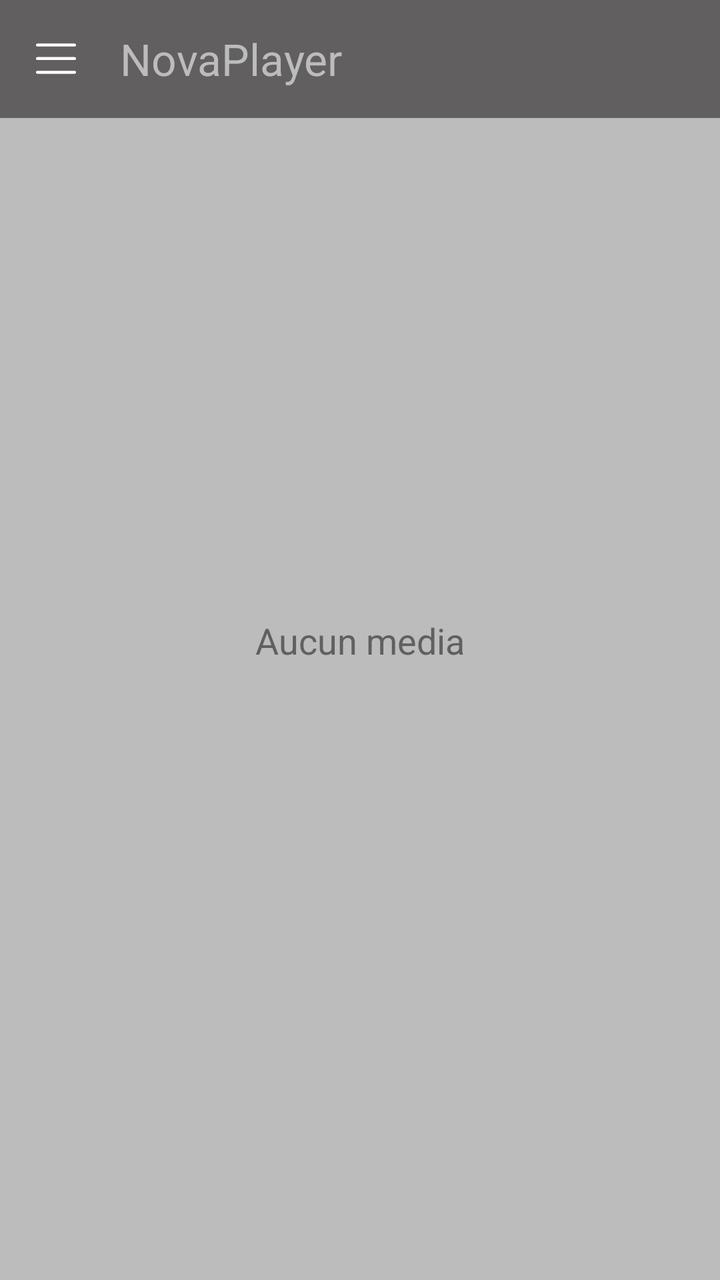
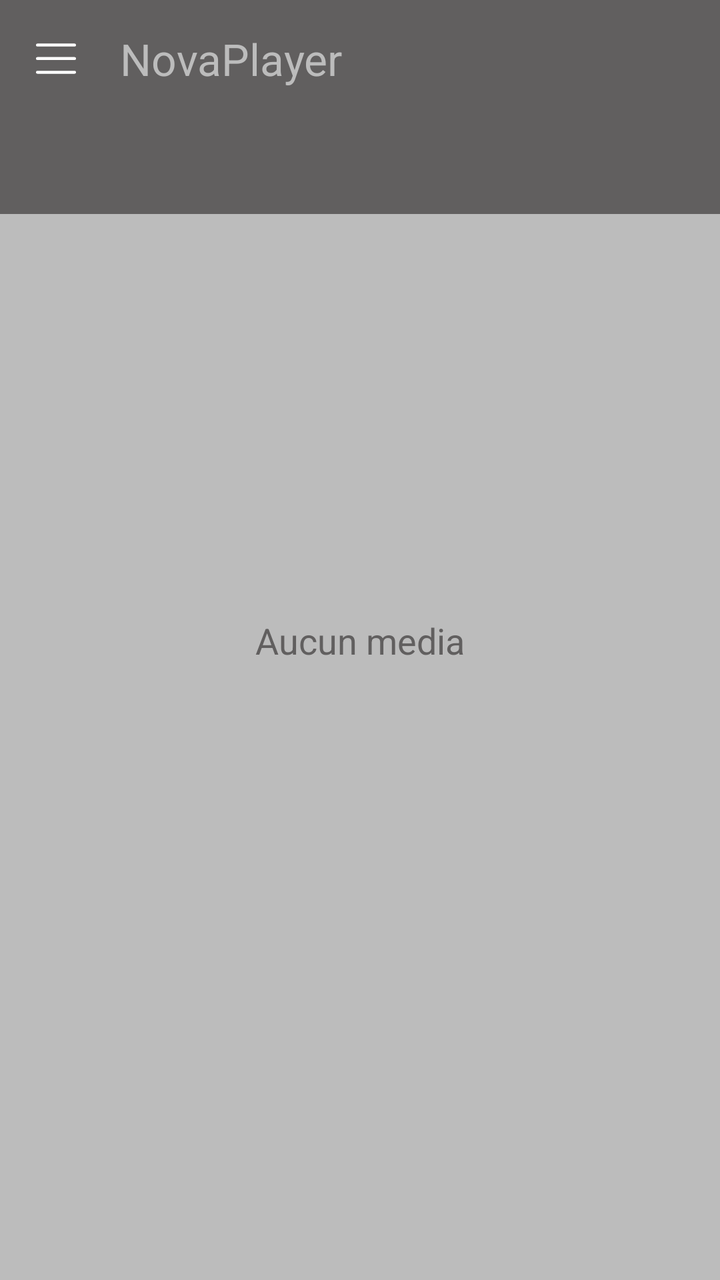

Before-and-after screenshots of an Android layout around one commit, followed by the original layout XML and the change that was made.
<!-- AndroidManifest.xml: application theme Theme.NovaPlayer -->
<!-- res/layout/activity_main.xml -->
<?xml version="1.0" encoding="utf-8"?>
<androidx.drawerlayout.widget.DrawerLayout
    xmlns:android="http://schemas.android.com/apk/res/android"
    xmlns:app="http://schemas.android.com/apk/res-auto"
    xmlns:tools="http://schemas.android.com/tools"
    android:id="@+id/tiroir"
    android:layout_width="match_parent"
    android:layout_height="match_parent">

    
    <androidx.constraintlayout.widget.ConstraintLayout
        android:id="@+id/main"
        android:layout_width="match_parent"
        android:layout_height="match_parent"
        android:background="#BCBCBC"
        tools:context=".MainActivity">

        
        <com.google.android.material.appbar.MaterialToolbar
            android:id="@+id/barre_outils"
            android:layout_width="410dp"
            android:layout_height="59dp"
            android:background="#615F5F"
            app:layout_constraintEnd_toEndOf="parent"
            app:layout_constraintHorizontal_bias="0.0"
            app:layout_constraintStart_toStartOf="parent"
            app:layout_constraintTop_toTopOf="parent"
            app:navigationIcon="@drawable/ic_menu"
            app:navigationIconTint="#FFFFFF"
            app:title="@string/app_name"
            app:titleTextColor="#BCBCBC"
            />

        
        <androidx.recyclerview.widget.RecyclerView
            android:id="@+id/liste_medias"
            android:layout_width="0dp"
            android:layout_height="0dp"
            android:clipToPadding="false"
            android:paddingTop="8dp"
            android:paddingBottom="88dp"
            app:layout_constraintTop_toBottomOf="@id/barre_outils"
            app:layout_constraintBottom_toBottomOf="parent"
            app:layout_constraintStart_toStartOf="parent"
            app:layout_constraintEnd_toEndOf="parent"
            tools:itemCount="5"
            tools:listitem="" />

        
        <TextView
            android:id="@+id/texte_aucun_media"
            android:layout_width="wrap_content"
            android:layout_height="wrap_content"
            android:text="@string/message_aucun_media"
            android:textColor="#615F5F"
            android:textSize="18sp"
            android:visibility="visible"
            app:layout_constraintBottom_toBottomOf="parent"
            app:layout_constraintEnd_toEndOf="parent"
            app:layout_constraintStart_toStartOf="parent"
            app:layout_constraintTop_toTopOf="parent" />

    </androidx.constraintlayout.widget.ConstraintLayout>

    
    <com.google.android.material.navigation.NavigationView
        android:id="@+id/vue_navigation"
        android:layout_width="wrap_content"
        android:layout_height="match_parent"
        android:layout_gravity="start"
        app:headerLayout="@layout/header_menu"
        android:background="#000000"
        app:itemTextColor="#BCBCBC"
        app:itemIconTint="#BCBCBC"
        app:menu="@menu/menu_burger"
         />

</androidx.drawerlayout.widget.DrawerLayout>
<!-- res/layout/header_menu.xml (included above) -->
<?xml version="1.0" encoding="utf-8"?>
<LinearLayout
    xmlns:android="http://schemas.android.com/apk/res/android"
    android:layout_width="match_parent"
    android:layout_height="80dp"
    android:orientation="vertical"
    android:gravity="center_vertical"
    android:padding="25dp"
    android:layout_marginTop="30dp"
    android:background="#000000">

    <TextView
        android:layout_width="wrap_content"
        android:layout_height="wrap_content"
        android:text="@string/app_name"
        android:textColor="#FFFFFF"
        android:textSize="24sp"
        android:textStyle="bold" />

</LinearLayout>
<!-- resources referenced by this layout -->
<resources>
  <!-- drawable ic_menu (drawable) -->
  <vector xmlns:android="http://schemas.android.com/apk/res/android"
      android:width="24dp"
      android:height="24dp"
      android:viewportWidth="24"
      android:viewportHeight="24">
    <path
        android:pathData="M2.72,5.19h18.56M2.72,11.94h18.56M2.72,18.81h18.56"
        android:strokeLineJoin="round"
        android:strokeWidth="1.5"
        android:fillColor="#ffffff"
        android:strokeColor="#ffffff"
        android:strokeLineCap="round"/>
  </vector>
  <string name="app_name">NovaPlayer</string>
  <string name="message_aucun_media"> Aucun media</string>
  <style name="Theme.NovaPlayer" parent="Base.Theme.NovaPlayer" />
  <style name="Base.Theme.NovaPlayer" parent="Theme.Material3.DayNight.NoActionBar">
          
          
      </style>
</resources>

<!-- the commit's change to res/layout/activity_main.xml (unified diff, before → after) -->
@@ -30,6 +30,20 @@
             app:title="@string/app_name"
             app:titleTextColor="#BCBCBC"
             />
+
+
+        <com.google.android.material.tabs.TabLayout
+            android:id="@+id/barre_onglets"
+            android:layout_width="0dp"
+            android:layout_height="wrap_content"
+            android:background="#615F5F"
+            app:tabIndicatorColor="#FFFFFF"
+            app:tabSelectedTextColor="#FFFFFF"
+            app:tabTextColor="#A0A0A0"
+            app:layout_constraintTop_toBottomOf="@id/barre_outils"
+            app:layout_constraintStart_toStartOf="parent"
+            app:layout_constraintEnd_toEndOf="parent" />
+
 
         
         <androidx.recyclerview.widget.RecyclerView
